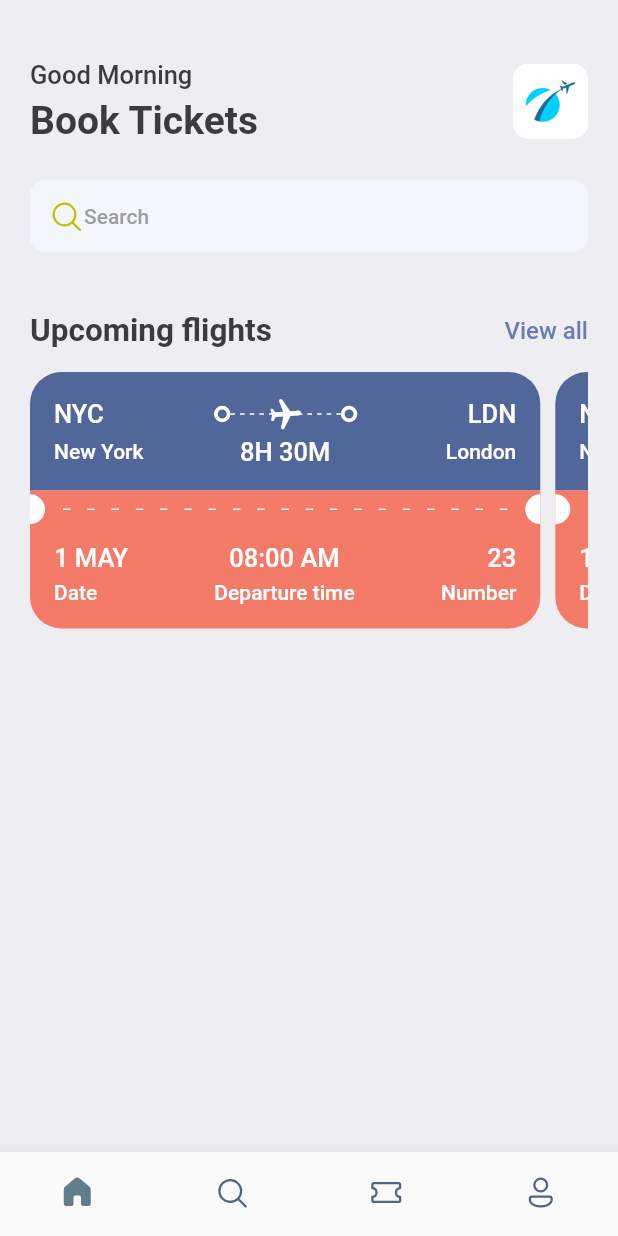
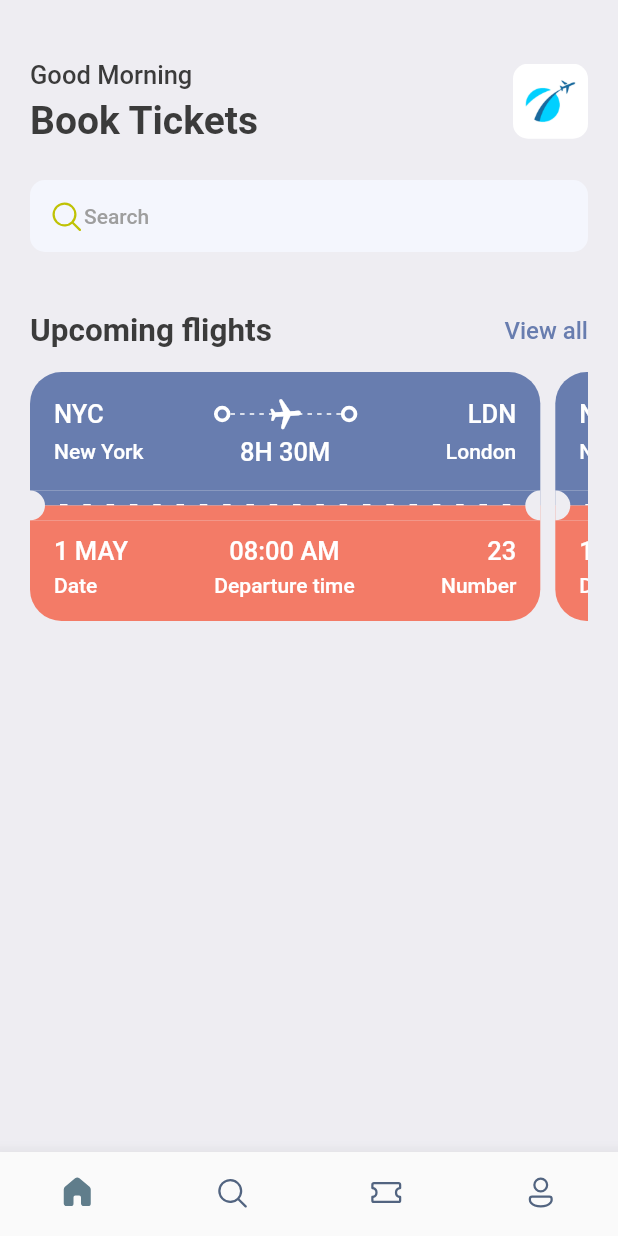
Before and after one commit to luigimicco/flutter_booking_tickets, a Flutter app: the screen it shows after launch, on a phone screen of 412 x 824 dp. Run offline on Flutter 3.47's test engine with Material 2 defaults, Android fonts, the phone set to English and light mode, and no system bars; our stand-ins replace fluentui_icons, gap.

Commit message:
fix ticket layout

```diff
--- a/lib/screens/ticket_view.dart
+++ b/lib/screens/ticket_view.dart
@@ -21,9 +21,9 @@ class TicketView extends StatelessWidget {
           children: [
             /* blue part */
             Container(
-              decoration: const BoxDecoration(
-                  color: Color(0xff526799),
-                  borderRadius: BorderRadius.only(
+              decoration: BoxDecoration(
+                  color: Styles.primaryColor,
+                  borderRadius: const BorderRadius.only(
                       topRight: Radius.circular(21),
                       topLeft: Radius.circular(21))),
               padding: const EdgeInsets.all(16),
@@ -112,30 +112,27 @@ class TicketView extends StatelessWidget {
               ),
             ),
             /* orange one */
+            Stack(
+              children: [
+                Flex(
+                  direction: Axis.vertical,
+                  mainAxisAlignment: MainAxisAlignment.spaceBetween,
+                  children: [
                     Container(
-              color: Styles.orangeColor,
-              child: Row(
-                children: [
-                  SizedBox(
-                    height: 20,
-                    width: 10,
-                    child: DecoratedBox(
-                        decoration: BoxDecoration(
-                            color: Colors.white,
-                            borderRadius: BorderRadius.only(
-                              topRight: Radius.circular(10),
-                              bottomRight: Radius.circular(10),
-                            ))),
-                  ),
+                        color: Styles.primaryColor,
+                        child: Row(children: [
                           Expanded(
                               child: Padding(
-                    padding: const EdgeInsets.all(12.0),
-                    child: LayoutBuilder(builder:
-                        (BuildContext context, BoxConstraints constraints) {
-                      print("The width is ${constraints.constrainWidth()}");
+                            padding: const EdgeInsets.only(
+                                top: 9, left: 20.0, right: 20.0),
+                            child: LayoutBuilder(builder: (BuildContext context,
+                                BoxConstraints constraints) {
+                              print(
+                                  "The width is ${constraints.constrainWidth()}");
                               return Flex(
                                 direction: Axis.horizontal,
-                        mainAxisAlignment: MainAxisAlignment.spaceBetween,
+                                mainAxisAlignment:
+                                    MainAxisAlignment.spaceBetween,
                                 mainAxisSize: MainAxisSize.max,
                                 children: List.generate(
                                     (constraints.constrainWidth() / 15).floor(),
@@ -143,27 +140,49 @@ class TicketView extends StatelessWidget {
                                           width: 5,
                                           height: 1,
                                           child: DecoratedBox(
-                                      decoration:
-                                          BoxDecoration(color: Colors.white)),
+                                              decoration: BoxDecoration(
+                                                  color: Colors.white)),
                                         )),
                               );
                             }),
                           )),
+                        ])),
+                    SizedBox(
+                        height: 10,
+                        child: Container(color: Styles.orangeColor)),
+                  ],
+                ),
+                Flex(
+                  direction: Axis.horizontal,
+                  mainAxisAlignment: MainAxisAlignment.spaceBetween,
+                  children: [
                     SizedBox(
                       height: 20,
                       width: 10,
                       child: DecoratedBox(
                           decoration: BoxDecoration(
-                            color: Colors.white,
-                            borderRadius: BorderRadius.only(
+                              color: Styles.bgColor,
+                              borderRadius: const BorderRadius.only(
+                                topRight: Radius.circular(10),
+                                bottomRight: Radius.circular(10),
+                              ))),
+                    ),
+                    SizedBox(
+                      height: 20,
+                      width: 10,
+                      child: DecoratedBox(
+                          decoration: BoxDecoration(
+                              color: Styles.bgColor,
+                              borderRadius: const BorderRadius.only(
                                 topLeft: Radius.circular(10),
                                 bottomLeft: Radius.circular(10),
                               ))),
                     )
                   ],
                 ),
+              ],
             ),
-            /* bootm part of tickek */
+            /* bottom part of ticket */
             Container(
               decoration: BoxDecoration(
                   color: Styles.orangeColor,
```
Lines whose indentation alone changed are shown as unchanged.
